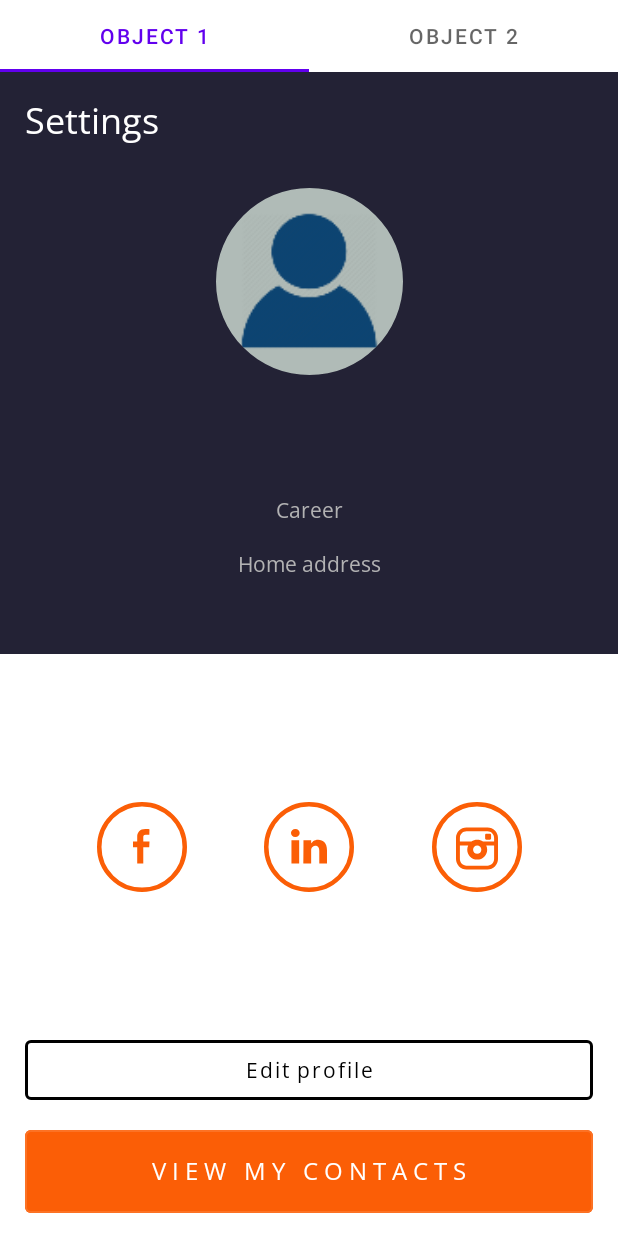
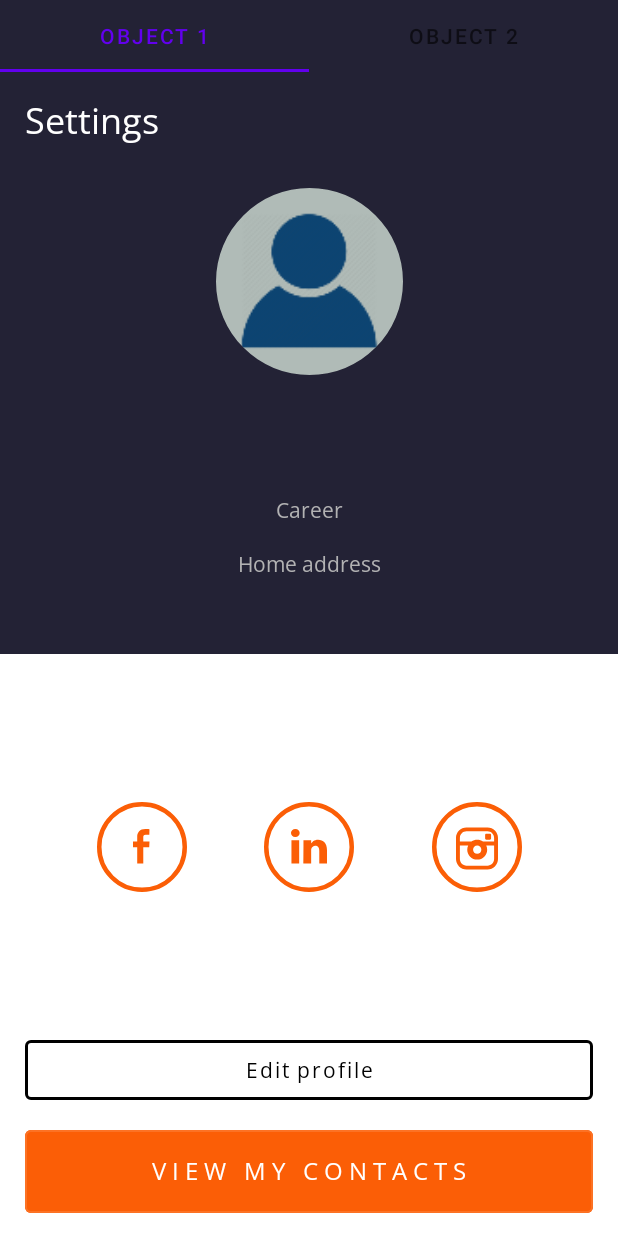
Before and after one commit to NastyaGroholska/BasicApplication, an Android app: the MyProfileAndMyContactsFragment screen opened through its navigation route, on a phone screen of 412 x 824 dp. Run offline under Robolectric (Android 15) with nearby library versions, the phone set to English and light mode, and no system bars.

Commit message:
Changed one file name and added background color to TabLayout

```diff
--- a/app/src/main/java/com/shpp/ahrokholska/basicapplication/presentation/ui/contactsProfile/ContactsProfileFragment.kt
+++ b/app/src/main/java/com/shpp/ahrokholska/basicapplication/presentation/ui/contactsProfile/ContactsProfileFragment.kt
@@ -23,7 +23,7 @@ class ContactsProfileFragment : Fragment() {
     private val binding get() = _binding!!
     private val args: ContactsProfileFragmentArgs by navArgs()
     private val navController by lazy { findNavController() }
-    private val viewModel: DetailViewContactViewModel by viewModels()
+    private val viewModel: ContactsProfileViewModel by viewModels()
 
     override fun onCreate(savedInstanceState: Bundle?) {
         super.onCreate(savedInstanceState)
--- a/app/src/main/java/com/shpp/ahrokholska/basicapplication/presentation/ui/contactsProfile/DetailViewContactViewModel.kt
+++ b/app/src/main/java/com/shpp/ahrokholska/basicapplication/presentation/ui/contactsProfile/ContactsProfileViewModel.kt
@@ -10,7 +10,7 @@ import kotlinx.coroutines.flow.MutableStateFlow
 import kotlinx.coroutines.flow.StateFlow
 import kotlinx.coroutines.launch
 
-class DetailViewContactViewModel : ViewModel() {
+class ContactsProfileViewModel : ViewModel() {
     private val contactsRepository: ContactsRepository = HardcodedContactsRepositoryImpl()
 
     private val _contact = MutableStateFlow<Contact?>(null)
--- a/app/src/main/res/layout/fragment_my_profile_and_my_contacts.xml
+++ b/app/src/main/res/layout/fragment_my_profile_and_my_contacts.xml
@@ -7,7 +7,8 @@
     <com.google.android.material.tabs.TabLayout
         android:id="@+id/tab_layout"
         android:layout_width="match_parent"
-        android:layout_height="wrap_content" />
+        android:layout_height="wrap_content"
+        android:background="@color/upper_layout_color"/>
 
     <androidx.viewpager2.widget.ViewPager2
         android:id="@+id/pager"
```
